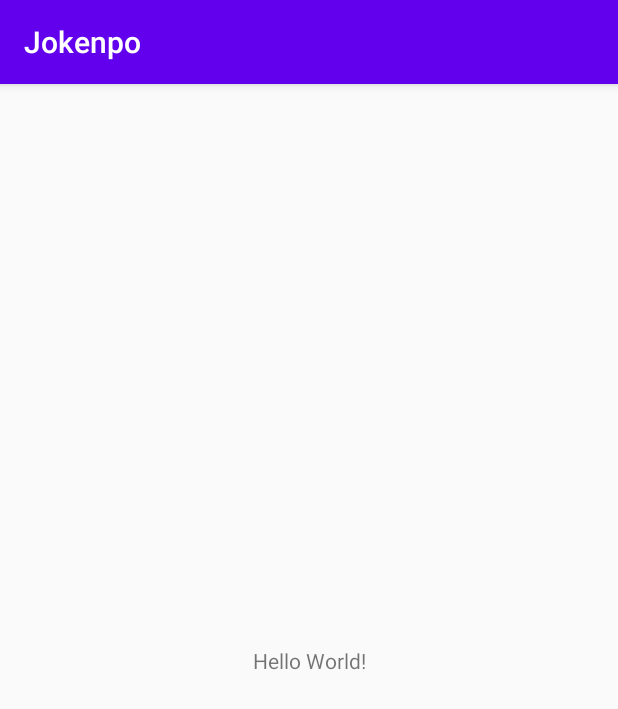
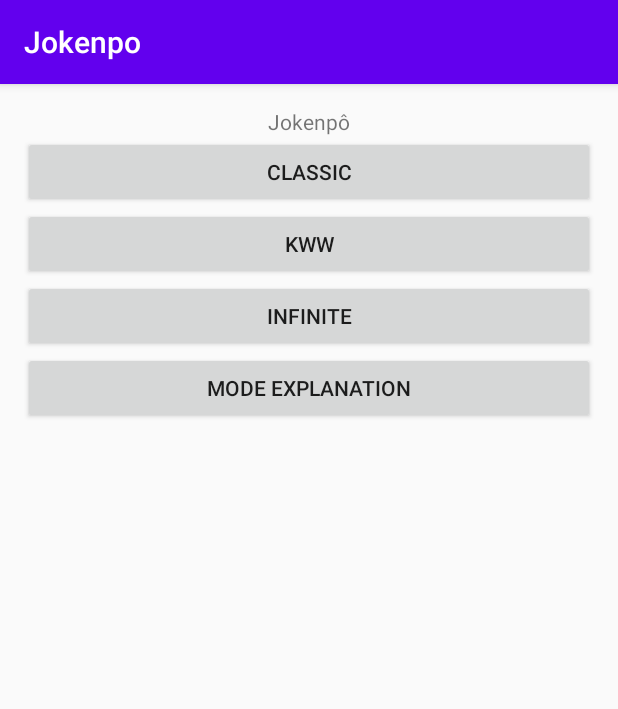
Before and after one commit to gabrieldeespindula/Jokenpo-game-app-mibile, an Android app: the screen it shows after launch (MainActivity), on a phone screen of 412 x 824 dp. Shown: the top 709 px of the screen. Run offline under Robolectric (Android 15) with nearby library versions, the phone set to English and light mode, and no system bars.

Commit message:
creating interface elements.

```diff
--- a/app/src/main/res/layout/activity_main.xml
+++ b/app/src/main/res/layout/activity_main.xml
@@ -1,18 +1,38 @@
 <?xml version="1.0" encoding="utf-8"?>
-<android.support.constraint.ConstraintLayout xmlns:android="http://schemas.android.com/apk/res/android"
+<LinearLayout
+    xmlns:android="http://schemas.android.com/apk/res/android"
     xmlns:app="http://schemas.android.com/apk/res-auto"
     xmlns:tools="http://schemas.android.com/tools"
     android:layout_width="match_parent"
     android:layout_height="match_parent"
-    tools:context=".MainActivity">
+    tools:context=".MainActivity"
+    android:orientation="vertical"
+    android:padding="15dp">
 
     <TextView
         android:layout_width="wrap_content"
         android:layout_height="wrap_content"
-        android:text="Hello World!"
-        app:layout_constraintBottom_toBottomOf="parent"
-        app:layout_constraintLeft_toLeftOf="parent"
-        app:layout_constraintRight_toRightOf="parent"
-        app:layout_constraintTop_toTopOf="parent" />
+        android:text="Jokenpô"
+        android:layout_gravity="center"/>
 
-</android.support.constraint.ConstraintLayout>
+    <Button
+        android:layout_width="match_parent"
+        android:layout_height="wrap_content"
+        android:text="Classic"/>
+
+    <Button
+        android:layout_width="match_parent"
+        android:layout_height="wrap_content"
+        android:text="KWW"/>
+
+    <Button
+        android:layout_width="match_parent"
+        android:layout_height="wrap_content"
+        android:text="Infinite"/>
+
+    <Button
+        android:layout_width="match_parent"
+        android:layout_height="wrap_content"
+        android:text="Mode explanation"/>
+
+</LinearLayout>
```
